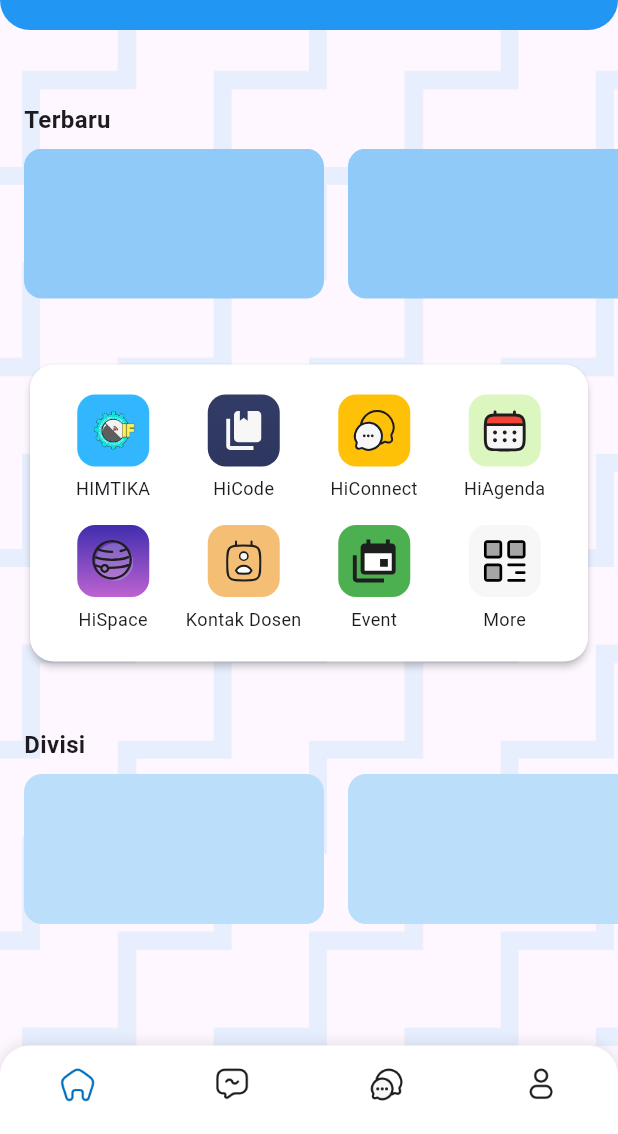
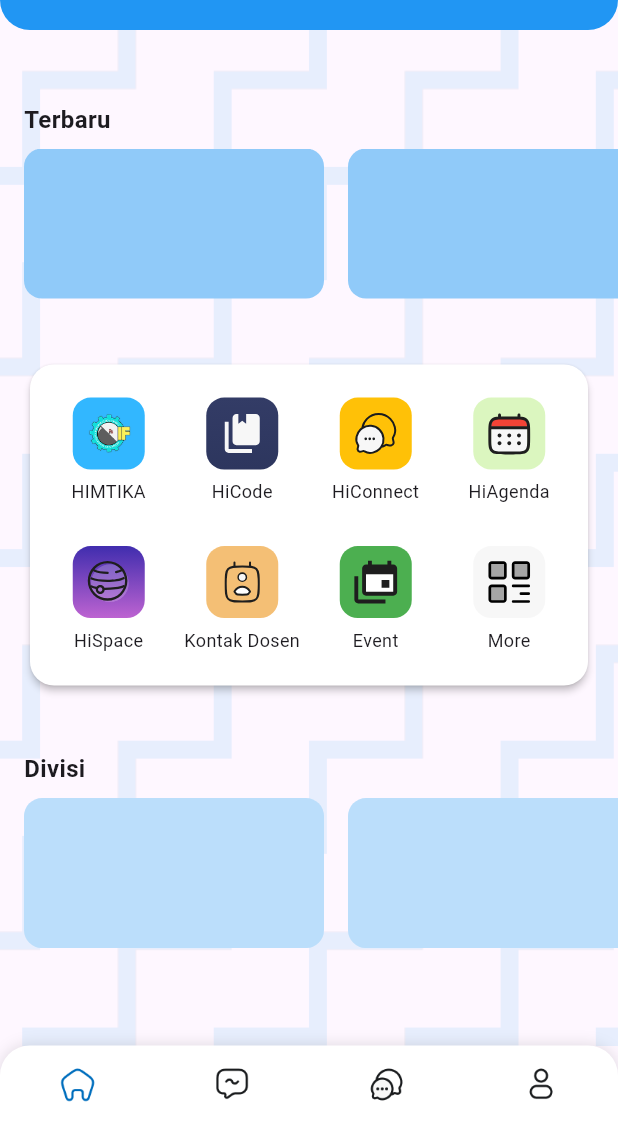
Before and after one commit to RnD-HIMTIKA/himtika-mobile-information, a Flutter app: the screen it shows after launch, on a phone screen of 412 x 824 dp, the part 102-1236 px from its top. Run offline on Flutter 3.47's test engine with Material 3 defaults, Android fonts, the light colour scheme and no system bars; our stand-ins replace bloc, equatable, flutter_bloc, flutter_dotenv, flutter_svg, get_it and 3 more; accounts and stored records are empty.

Commit message:
Refactor: Improve layout and formatting in HomePage for better readability and responsiveness

```diff
--- a/lib/features/home/presentation/pages/home.dart
+++ b/lib/features/home/presentation/pages/home.dart
@@ -12,6 +12,12 @@ class HomePage extends StatelessWidget {
 
   @override
   Widget build(BuildContext context) {
+    final screenWidth = MediaQuery.of(context).size.width;
+    // Hitung childAspectRatio agar tinggi item proporsional
+    final double gridItemWidth = (screenWidth - 32 - (3 * 8)) / 4; // padding + spacing
+    final double gridItemHeight = 100; // tinggi target item
+    final double childAspectRatio = gridItemWidth / gridItemHeight;
+
     return BlocProvider(
       create: (_) => HomeBloc()..add(LoadHomeData()),
       child: Scaffold(
@@ -40,8 +46,7 @@ class HomePage extends StatelessWidget {
                       children: [
                         // Header
                         Container(
-                          padding: const EdgeInsets.symmetric(
-                              horizontal: 16, vertical: 20),
+                          padding: const EdgeInsets.symmetric(horizontal: 16, vertical: 20),
                           decoration: const BoxDecoration(
                             color: Colors.blue,
                             borderRadius: BorderRadius.only(
@@ -58,10 +63,7 @@ class HomePage extends StatelessWidget {
                                 children: [
                                   const Text(
                                     "Selamat Datang,",
-                                    style: TextStyle(
-                                      color: Colors.white,
-                                      fontSize: 14,
-                                    ),
+                                    style: TextStyle(color: Colors.white, fontSize: 14),
                                   ),
                                   Text(
                                     state.username,
@@ -74,8 +76,7 @@ class HomePage extends StatelessWidget {
                                 ],
                               ),
                               IconButton(
-                                icon:
-                                    const Icon(Icons.menu, color: Colors.white),
+                                icon: const Icon(Icons.menu, color: Colors.white),
                                 onPressed: () {
                                   Scaffold.of(context).openEndDrawer();
                                 },
@@ -89,9 +90,10 @@ class HomePage extends StatelessWidget {
                         // Terbaru
                         const Padding(
                           padding: EdgeInsets.symmetric(horizontal: 16),
-                          child: Text("Terbaru",
-                              style: TextStyle(
-                                  fontSize: 16, fontWeight: FontWeight.bold)),
+                          child: Text(
+                            "Terbaru",
+                            style: TextStyle(fontSize: 16, fontWeight: FontWeight.bold),
+                          ),
                         ),
                         const SizedBox(height: 8),
                         SizedBox(
@@ -114,8 +116,7 @@ class HomePage extends StatelessWidget {
 
                         // Menu Grid
                         Padding(
-                          padding:
-                              const EdgeInsets.all(16.0), // jarak luar card
+                          padding: const EdgeInsets.all(16.0),
                           child: Card(
                             color: Colors.white,
                             elevation: 2,
@@ -123,30 +124,32 @@ class HomePage extends StatelessWidget {
                               borderRadius: BorderRadius.circular(16),
                             ),
                             child: Padding(
-                              padding: const EdgeInsets.all(
-                                  12.0), // jarak dalam card
+                              padding: const EdgeInsets.all(12.0),
                               child: GridView.count(
                                 shrinkWrap: true,
                                 physics: const NeverScrollableScrollPhysics(),
                                 crossAxisCount: 4,
+                                crossAxisSpacing: 8,
+                                mainAxisSpacing: 8,
+                                childAspectRatio: childAspectRatio,
                                 children: [
                                   _menuItem(
                                     "src/features/home/icons/himtika.png",
                                     "HIMTIKA",
                                     [Color(0xFF32B7FF), Color(0xFF32B7FF)],
-                                    () {}, //redirect
+                                    () {},
                                   ),
                                   _menuItem(
                                     "src/features/home/icons/hicode.svg",
                                     "HiCode",
                                     [Color(0xFF333C66), Color(0xFF2D365E)],
-                                      () {}, //redirect
+                                    () {},
                                   ),
                                   _menuItem(
                                     "src/features/home/icons/hiconnect.svg",
                                     "HiConnect",
                                     [Color(0xFFFFC107), Color(0xFFFFC107)],
-                                      () {}, //redirect
+                                    () {},
                                   ),
                                   _menuItem(
                                     "src/features/home/icons/hiagenda.svg",
@@ -163,25 +166,25 @@ class HomePage extends StatelessWidget {
                                     "src/features/home/icons/hispace.svg",
                                     "HiSpace",
                                     [Color(0xFF402DAE), Color(0xFFBD63D1)],
-                                      () {}, //redirect
+                                    () {},
                                   ),
                                   _menuItem(
                                     "src/features/home/icons/kontak.svg",
                                     "Kontak Dosen",
                                     [Color(0xFFF4BF75), Color(0xFFF4BF75)],
-                                      () {}, //redirect
+                                    () {},
                                   ),
                                   _menuItem(
                                     "src/features/home/icons/event.svg",
                                     "Event",
                                     [Color(0xFF4CAF50), Color(0xFF4CAF50)],
-                                      () {}, //redirect
+                                    () {},
                                   ),
                                   _menuItem(
                                     "src/features/home/icons/more.svg",
                                     "More",
                                     [Color(0xFFF7F7F7), Color(0xFFF7F7F7)],
-                                      () {}, //redirect
+                                    () {},
                                   ),
                                 ],
                               ),
@@ -194,9 +197,10 @@ class HomePage extends StatelessWidget {
                         // Divisi
                         const Padding(
                           padding: EdgeInsets.symmetric(horizontal: 16),
-                          child: Text("Divisi",
-                              style: TextStyle(
-                                  fontSize: 16, fontWeight: FontWeight.bold)),
+                          child: Text(
+                            "Divisi",
+                            style: TextStyle(fontSize: 16, fontWeight: FontWeight.bold),
+                          ),
                         ),
                         const SizedBox(height: 8),
                         SizedBox(
```
Lines whose indentation alone changed are shown as unchanged.
